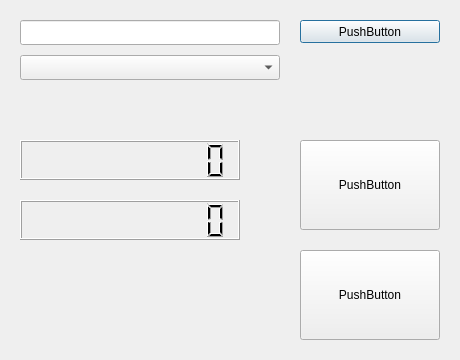
Before: the Qt Designer form GUI.ui in Cornholius/time-count, drawn with Qt 5.
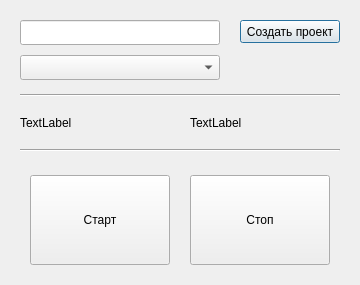
After: the same form once the commit is applied.

What changed in the file:
```diff
--- a/GUI.ui
+++ b/GUI.ui
@@ -6,8 +6,8 @@
    <rect>
     <x>0</x>
     <y>0</y>
-    <width>460</width>
-    <height>360</height>
+    <width>360</width>
+    <height>285</height>
    </rect>
   </property>
   <property name="windowTitle">
@@ -16,14 +16,14 @@
   <widget class="QPushButton" name="button_project_add">
    <property name="geometry">
     <rect>
-     <x>300</x>
+     <x>240</x>
      <y>20</y>
-     <width>140</width>
+     <width>100</width>
      <height>23</height>
     </rect>
    </property>
    <property name="text">
-    <string>PushButton</string>
+    <string>Создать проект</string>
    </property>
   </widget>
   <widget class="QLineEdit" name="project_add_input">
@@ -31,7 +31,7 @@
     <rect>
      <x>20</x>
      <y>20</y>
-     <width>260</width>
+     <width>200</width>
      <height>25</height>
     </rect>
    </property>
@@ -41,7 +41,7 @@
     <rect>
      <x>20</x>
      <y>55</y>
-     <width>260</width>
+     <width>200</width>
      <height>25</height>
     </rect>
    </property>
@@ -49,59 +49,79 @@
   <widget class="QPushButton" name="button_start_time">
    <property name="geometry">
     <rect>
-     <x>300</x>
-     <y>140</y>
+     <x>30</x>
+     <y>175</y>
      <width>140</width>
      <height>90</height>
     </rect>
    </property>
    <property name="text">
-    <string>PushButton</string>
+    <string>Старт</string>
    </property>
   </widget>
   <widget class="QPushButton" name="button_stop_time">
    <property name="geometry">
     <rect>
-     <x>300</x>
-     <y>250</y>
+     <x>190</x>
+     <y>175</y>
      <width>140</width>
      <height>90</height>
     </rect>
    </property>
    <property name="text">
-    <string>PushButton</string>
+    <string>Стоп</string>
    </property>
   </widget>
-  <widget class="QLCDNumber" name="total_time_count">
+  <widget class="Line" name="line">
    <property name="geometry">
     <rect>
      <x>20</x>
-     <y>140</y>
-     <width>220</width>
-     <height>40</height>
+     <y>90</y>
+     <width>320</width>
+     <height>10</height>
     </rect>
    </property>
-   <property name="digitCount">
-    <number>10</number>
+   <property name="orientation">
+    <enum>Qt::Horizontal</enum>
    </property>
-   <property name="intValue" stdset="0">
-    <number>0</number>
+  </widget>
+  <widget class="Line" name="line_2">
+   <property name="geometry">
+    <rect>
+     <x>20</x>
+     <y>145</y>
+     <width>320</width>
+     <height>10</height>
+    </rect>
    </property>
+   <property name="orientation">
+    <enum>Qt::Horizontal</enum>
+   </property>
   </widget>
-  <widget class="QLCDNumber" name="total_money_count">
+  <widget class="QLabel" name="label">
    <property name="geometry">
     <rect>
      <x>20</x>
-     <y>200</y>
-     <width>220</width>
-     <height>40</height>
+     <y>110</y>
+     <width>150</width>
+     <height>25</height>
     </rect>
    </property>
-   <property name="smallDecimalPoint">
-    <bool>false</bool>
+   <property name="text">
+    <string>TextLabel</string>
    </property>
-   <property name="digitCount">
-    <number>10</number>
+  </widget>
+  <widget class="QLabel" name="label_2">
+   <property name="geometry">
+    <rect>
+     <x>190</x>
+     <y>110</y>
+     <width>150</width>
+     <height>25</height>
+    </rect>
+   </property>
+   <property name="text">
+    <string>TextLabel</string>
    </property>
   </widget>
  </widget>
```
